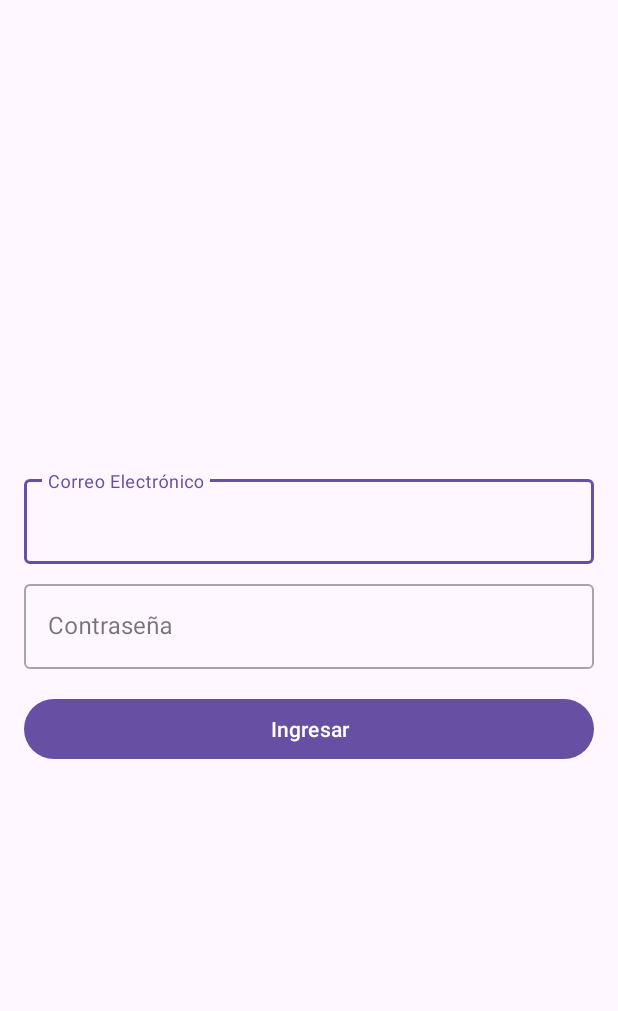
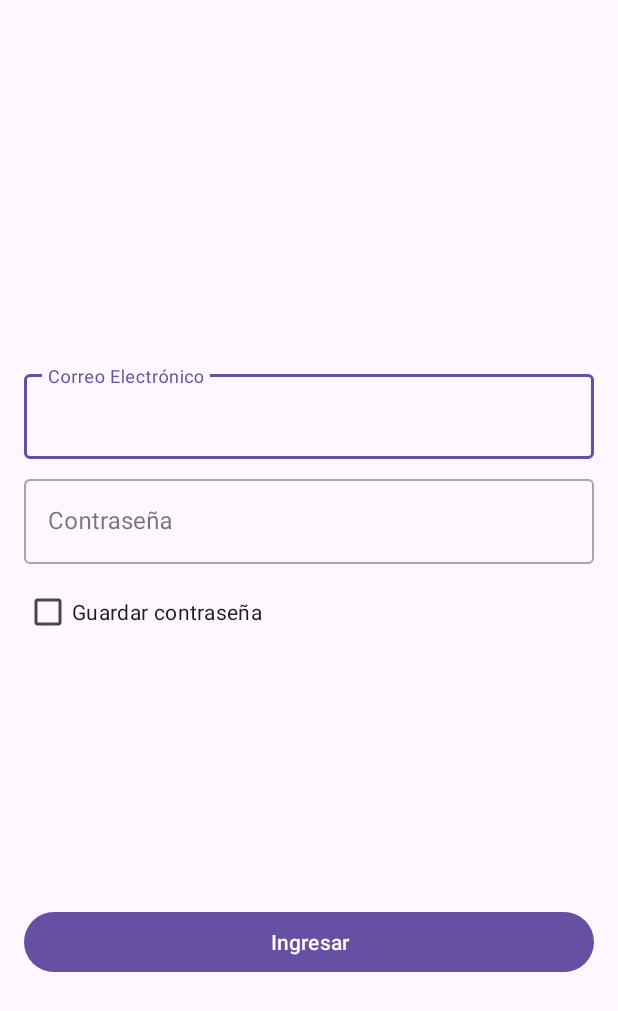
Before and after one commit to DarikPK/MovileCheck, an Android app: the screen it shows after launch (LoginActivity), on a phone screen of 412 x 824 dp. Shown: the top 1011 px of the screen. Run offline under Robolectric (Android 15) with nearby library versions, the phone set to English and light mode, and no system bars; our stand-ins replace Firebase (no records; nobody signed in at launch, a user with empty details on screens opened directly).

Commit message:
feat: Add save password, update Java version, and improve alert
This commit introduces several new features and improvements:

1.  **Save Password:** Adds a "Save password" checkbox to the login screen and implements the logic to save/load credentials using SharedPreferences.
2.  **Java Version Update:** Updates the `build.gradle.kts` to use Java 11, resolving build warnings about obsolete versions.
3.  **Alert Message Improvement:** The time restriction alert message in `MainActivity` is updated to be more specific, using a dedicated string resource.

```diff
--- a/app/build.gradle.kts
+++ b/app/build.gradle.kts
@@ -25,11 +25,11 @@ android {
         }
     }
     compileOptions {
-        sourceCompatibility = JavaVersion.VERSION_1_8
-        targetCompatibility = JavaVersion.VERSION_1_8
+        sourceCompatibility = JavaVersion.VERSION_11
+        targetCompatibility = JavaVersion.VERSION_11
     }
     kotlinOptions {
-        jvmTarget = "1.8"
+        jvmTarget = "11"
     }
     buildFeatures {
         viewBinding = true
--- a/app/src/main/java/com/example/consultadni/LoginActivity.kt
+++ b/app/src/main/java/com/example/consultadni/LoginActivity.kt
@@ -1,5 +1,6 @@
 package com.example.consultadni
 
+import android.content.Context
 import android.content.Intent
 import android.os.Bundle
 import android.util.Log
@@ -13,13 +14,21 @@ class LoginActivity : AppCompatActivity() {
     private lateinit var binding: ActivityLoginBinding
     private lateinit var auth: FirebaseAuth
 
+    companion object {
+        private const val PREFS_NAME = "LoginPrefs"
+        private const val PREF_EMAIL = "email"
+        private const val PREF_PASSWORD = "password"
+        private const val PREF_SAVE_PASSWORD = "save_password"
+    }
+
     override fun onCreate(savedInstanceState: Bundle?) {
         super.onCreate(savedInstanceState)
         binding = ActivityLoginBinding.inflate(layoutInflater)
         setContentView(binding.root)
 
-        // Initialize Firebase Auth
         auth = FirebaseAuth.getInstance()
+
+        loadCredentials()
 
         binding.loginButton.setOnClickListener {
             val email = binding.emailInput.text.toString().trim()
@@ -33,17 +42,41 @@ class LoginActivity : AppCompatActivity() {
         }
     }
 
+    private fun loadCredentials() {
+        val sharedPreferences = getSharedPreferences(PREFS_NAME, Context.MODE_PRIVATE)
+        val savePassword = sharedPreferences.getBoolean(PREF_SAVE_PASSWORD, false)
+        binding.savePasswordCheckbox.isChecked = savePassword
+        if (savePassword) {
+            binding.emailInput.setText(sharedPreferences.getString(PREF_EMAIL, ""))
+            binding.passwordInput.setText(sharedPreferences.getString(PREF_PASSWORD, ""))
+        }
+    }
+
+    private fun saveOrClearCredentials(email: String, password: String) {
+        val sharedPreferences = getSharedPreferences(PREFS_NAME, Context.MODE_PRIVATE)
+        val editor = sharedPreferences.edit()
+        if (binding.savePasswordCheckbox.isChecked) {
+            editor.putString(PREF_EMAIL, email)
+            editor.putString(PREF_PASSWORD, password)
+            editor.putBoolean(PREF_SAVE_PASSWORD, true)
+        } else {
+            editor.remove(PREF_EMAIL)
+            editor.remove(PREF_PASSWORD)
+            editor.remove(PREF_SAVE_PASSWORD)
+        }
+        editor.apply()
+    }
+
     private fun loginUser(email: String, password: String) {
         auth.signInWithEmailAndPassword(email, password)
             .addOnCompleteListener(this) { task ->
                 if (task.isSuccessful) {
-                    // Sign in success, update UI with the signed-in user's information
                     Log.d("LoginActivity", "signInWithEmail:success")
+                    saveOrClearCredentials(email, password)
                     val intent = Intent(this, DashboardActivity::class.java)
                     startActivity(intent)
-                    finish() // Finish LoginActivity so user can't go back
+                    finish()
                 } else {
-                    // If sign in fails, display a message to the user.
                     Log.w("LoginActivity", "signInWithEmail:failure", task.exception)
                     Toast.makeText(
                         baseContext, "Authentication failed. Verifique sus credenciales.",
--- a/app/src/main/java/com/example/consultadni/MainActivity.kt
+++ b/app/src/main/java/com/example/consultadni/MainActivity.kt
@@ -135,7 +135,7 @@ class MainActivity : AppCompatActivity() {
         if (!isWithinAllowedHours()) {
             AlertDialog.Builder(this)
                 .setTitle("Horario de Consulta")
-                .setMessage("Las consultas no están disponibles más que en el horario de 7am a 11:30pm.")
+                .setMessage(R.string.time_restriction_message)
                 .setPositiveButton("Entendido", null)
                 .show()
             return
--- a/app/src/main/res/layout/activity_login.xml
+++ b/app/src/main/res/layout/activity_login.xml
@@ -47,6 +47,15 @@
 
     </com.google.android.material.textfield.TextInputLayout>
 
+    <CheckBox
+        android:id="@+id/save_password_checkbox"
+        android:layout_width="wrap_content"
+        android:layout_height="wrap_content"
+        android:layout_marginTop="8dp"
+        android:text="@string/login_checkbox_save_password"
+        app:layout_constraintStart_toStartOf="parent"
+        app:layout_constraintTop_toBottomOf="@+id/password_layout" />
+
     <com.google.android.material.button.MaterialButton
         android:id="@+id/login_button"
         android:layout_width="0dp"
@@ -56,6 +65,6 @@
         app:layout_constraintBottom_toBottomOf="parent"
         app:layout_constraintEnd_toEndOf="parent"
         app:layout_constraintStart_toStartOf="parent"
-        app:layout_constraintTop_toBottomOf="@+id/password_layout" />
+        app:layout_constraintTop_toBottomOf="@+id/save_password_checkbox" />
 
 </androidx.constraintlayout.widget.ConstraintLayout>
--- a/app/src/main/res/values/strings.xml
+++ b/app/src/main/res/values/strings.xml
@@ -12,6 +12,7 @@
     <string name="login_email_hint">Correo Electrónico</string>
     <string name="login_password_hint">Contraseña</string>
     <string name="login_button_text">Ingresar</string>
+    <string name="login_checkbox_save_password">Guardar contraseña</string>
 
     <!-- Dashboard Screen -->
     <string name="dashboard_button_data">Consulta de Datos</string>
@@ -23,4 +24,7 @@
     <string name="buro_radio_ruc">RUC</string>
     <string name="buro_input_hint">Ingrese número</string>
     <string name="buro_search_button">Buscar</string>
+
+    <!-- Time Restriction -->
+    <string name="time_restriction_message">Las consultas solo están disponibles en el horario de 7am a 11:30pm.</string>
 </resources>
```
